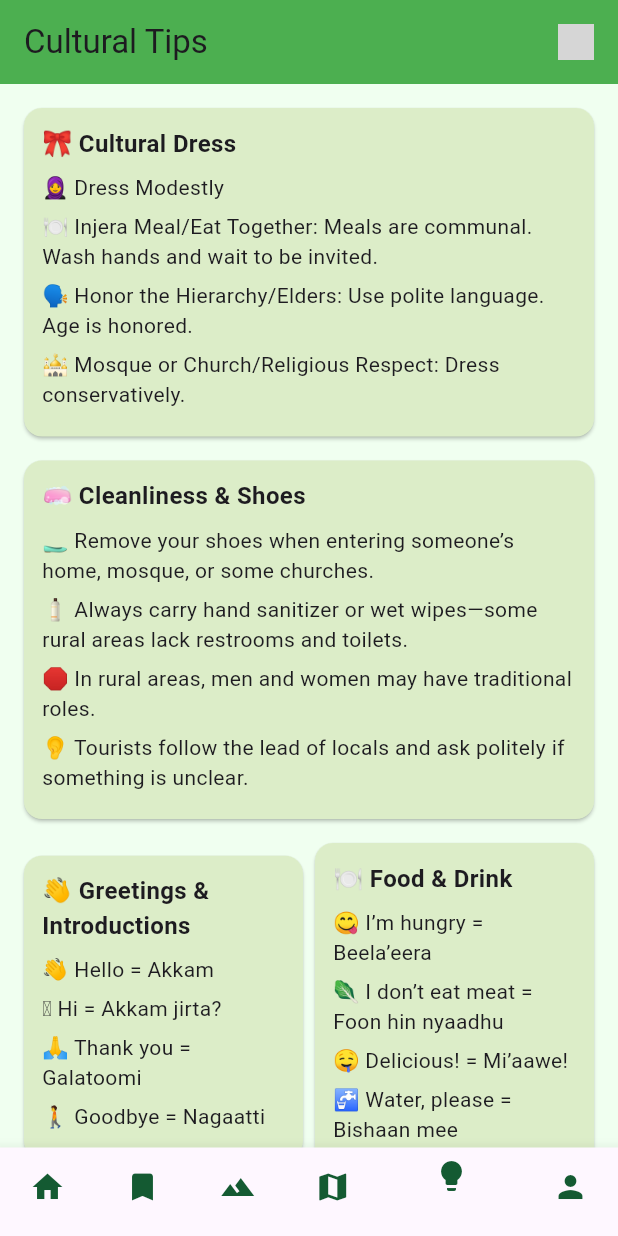
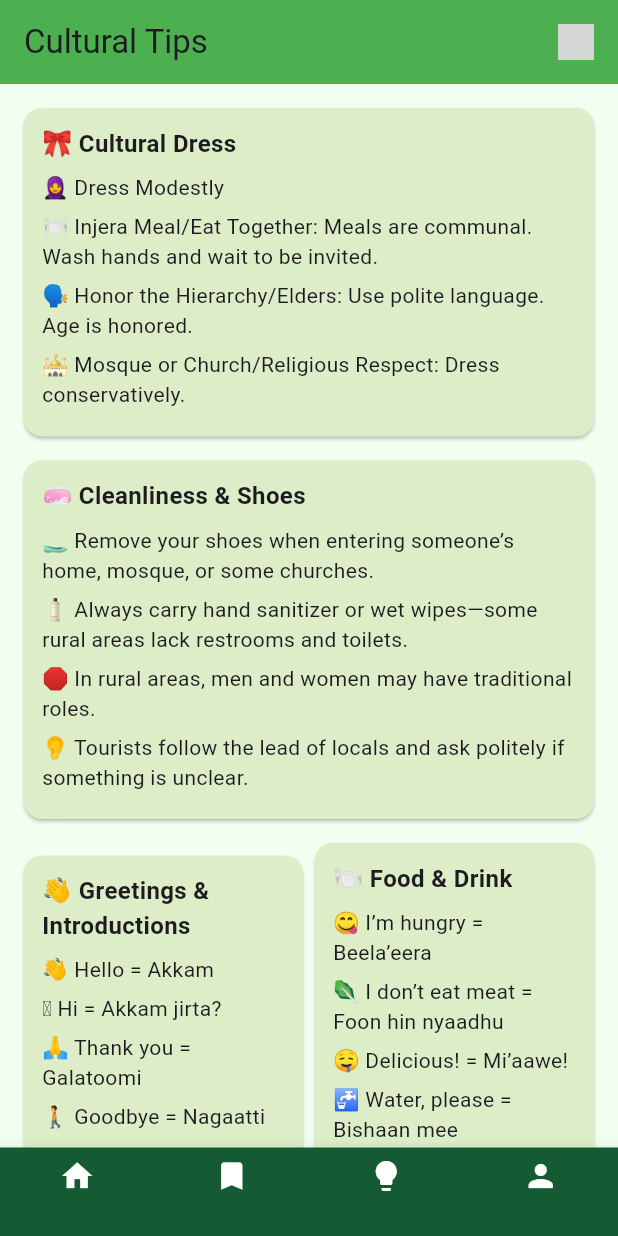
Before and after one commit to abeni-fisher0/wander_oromia, a Flutter app: the CulturalTipsPage screen opened by its route, on a phone screen of 412 x 824 dp. Run offline on Flutter 3.47's test engine with Material 3 defaults, Android fonts, the phone set to English and light mode, and no system bars; our stand-ins replace firebase_auth, firebase_core, flutter_bloc, go_router, smooth_page_indicator; accounts and stored records are empty; network calls fail; grey boxes are pictures that could not be loaded.

Commit message:
edited navbar

```diff
--- a/frontend/lib/presentation/screens/tourist/cultural_tips_page.dart
+++ b/frontend/lib/presentation/screens/tourist/cultural_tips_page.dart
@@ -17,7 +17,7 @@ class CulturalTipsPage extends StatelessWidget {
           ),
         ],
       ),
-      bottomNavigationBar: const BottomNavBar(currentIndex: 4),
+      bottomNavigationBar: const BottomNavBar(currentIndex: 2),
       body: ListView(
         padding: const EdgeInsets.all(16),
         children: [
--- a/frontend/lib/presentation/screens/tourist/profile_page.dart
+++ b/frontend/lib/presentation/screens/tourist/profile_page.dart
@@ -96,7 +96,7 @@ class TouristProfilePage extends StatelessWidget {
           ],
         ),
       ),
-      bottomNavigationBar: BottomNavBar(currentIndex: 5),
+      bottomNavigationBar: BottomNavBar(currentIndex: 3),
     );
   }
 }
--- a/frontend/lib/presentation/widgets/bottom_nav.dart
+++ b/frontend/lib/presentation/widgets/bottom_nav.dart
@@ -12,8 +12,10 @@ class BottomNavBar extends StatelessWidget {
   Widget build(BuildContext context) {
     return BottomNavigationBar(
       currentIndex: currentIndex,
-        selectedItemColor: const Color(0xFF145A32),     // ✅ dark green (active icon)
-        unselectedItemColor: const Color(0xFF145A32),
+        backgroundColor: const Color(0xFF145A32), // ✅ dark green background
+    selectedItemColor: Colors.white,          // ✅ white icon (selected)
+    unselectedItemColor: Colors.white,        // ✅ white icon (unselected)
+    type: BottomNavigationBarType.fixed,      // ✅ prevents shifting behavior
       onTap: (index) {
         switch (index) {
           case 0:
@@ -22,10 +24,10 @@ class BottomNavBar extends StatelessWidget {
           case 1:
             GoRouter.of(context).go('/saved');
             break;
-          case 4:
+          case 2:
             GoRouter.of(context).go('/culture');
             break;
-          case 5:
+          case 3:
             GoRouter.of(context).go('/tourist-profile');
             break;
         }
@@ -33,8 +35,6 @@ class BottomNavBar extends StatelessWidget {
       items: const [
         BottomNavigationBarItem(icon: Icon(Icons.home), label: ''),
         BottomNavigationBarItem(icon: Icon(Icons.bookmark), label: ''),
-        BottomNavigationBarItem(icon: Icon(Icons.terrain), label: ''),
-        BottomNavigationBarItem(icon: Icon(Icons.map), label: ''),
         BottomNavigationBarItem(icon: Icon(Icons.lightbulb), label: ''),
         BottomNavigationBarItem(icon: Icon(Icons.person), label: ''),
       ],
```
